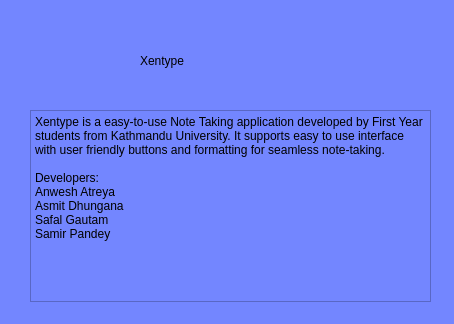
Before: the Qt Designer form xentype/aboutme.ui in TheRealSlimShadies/XenType, drawn with Qt 5.
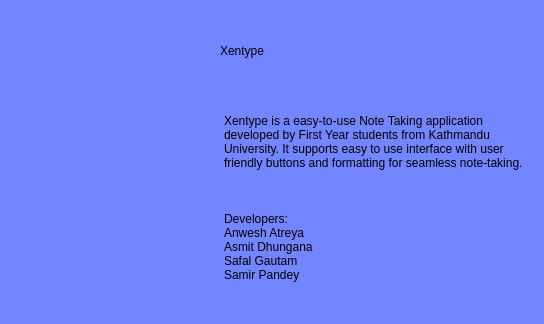
After: the same form once the commit is applied. Icons and pictures are not drawn.

Commit message: made gui with a frameless window added logo along with color scheme

What changed in the file:
```diff
--- a/xentype/aboutme.ui
+++ b/xentype/aboutme.ui
@@ -6,7 +6,7 @@
    <rect>
     <x>0</x>
     <y>0</y>
-    <width>454</width>
+    <width>544</width>
     <height>324</height>
    </rect>
   </property>
@@ -14,15 +14,16 @@
    <string>Dialog</string>
   </property>
   <property name="styleSheet">
-   <string notr="true">background-color:rgb(115, 134, 255)</string>
+   <string notr="true">background-color:rgb(115, 134, 255);
+border:rgb(115,134,255);</string>
   </property>
   <widget class="QTextBrowser" name="textBrowser">
    <property name="geometry">
     <rect>
-     <x>30</x>
+     <x>220</x>
      <y>110</y>
-     <width>401</width>
-     <height>192</height>
+     <width>321</width>
+     <height>211</height>
     </rect>
    </property>
    <property name="styleSheet">
@@ -38,6 +39,8 @@
 &lt;/style&gt;&lt;/head&gt;&lt;body style=&quot; font-family:'Segoe UI'; font-size:9pt; font-weight:400; font-style:normal;&quot;&gt;
 &lt;p style=&quot; margin-top:0px; margin-bottom:0px; margin-left:0px; margin-right:0px; -qt-block-indent:0; text-indent:0px;&quot;&gt;Xentype is a easy-to-use Note Taking application developed by First Year students from Kathmandu University. It supports easy to use interface with user friendly buttons and formatting for seamless note-taking.&lt;/p&gt;
 &lt;p style=&quot;-qt-paragraph-type:empty; margin-top:0px; margin-bottom:0px; margin-left:0px; margin-right:0px; -qt-block-indent:0; text-indent:0px;&quot;&gt;&lt;br /&gt;&lt;/p&gt;
+&lt;p style=&quot;-qt-paragraph-type:empty; margin-top:0px; margin-bottom:0px; margin-left:0px; margin-right:0px; -qt-block-indent:0; text-indent:0px;&quot;&gt;&lt;br /&gt;&lt;/p&gt;
+&lt;p style=&quot;-qt-paragraph-type:empty; margin-top:0px; margin-bottom:0px; margin-left:0px; margin-right:0px; -qt-block-indent:0; text-indent:0px;&quot;&gt;&lt;br /&gt;&lt;/p&gt;
 &lt;p style=&quot; margin-top:0px; margin-bottom:0px; margin-left:0px; margin-right:0px; -qt-block-indent:0; text-indent:0px;&quot;&gt;Developers:&lt;/p&gt;
 &lt;p style=&quot; margin-top:0px; margin-bottom:0px; margin-left:0px; margin-right:0px; -qt-block-indent:0; text-indent:0px;&quot;&gt;Anwesh Atreya&lt;/p&gt;
 &lt;p style=&quot; margin-top:0px; margin-bottom:0px; margin-left:0px; margin-right:0px; -qt-block-indent:0; text-indent:0px;&quot;&gt;Asmit Dhungana&lt;/p&gt;
@@ -48,9 +51,9 @@
   <widget class="QLabel" name="label">
    <property name="geometry">
     <rect>
-     <x>140</x>
-     <y>20</y>
-     <width>221</width>
+     <x>220</x>
+     <y>10</y>
+     <width>261</width>
      <height>81</height>
     </rect>
    </property>
@@ -62,6 +65,22 @@
     <string>Xentype</string>
    </property>
   </widget>
+  <widget class="QLabel" name="label_2">
+   <property name="geometry">
+    <rect>
+     <x>10</x>
+     <y>10</y>
+     <width>201</width>
+     <height>301</height>
+    </rect>
+   </property>
+   <property name="styleSheet">
+    <string notr="true">border-image: url(:/file/icons/logo.png);</string>
+   </property>
+   <property name="text">
+    <string/>
+   </property>
+  </widget>
  </widget>
  <resources/>
  <connections/>
```
The commit also changes 93 other files.
